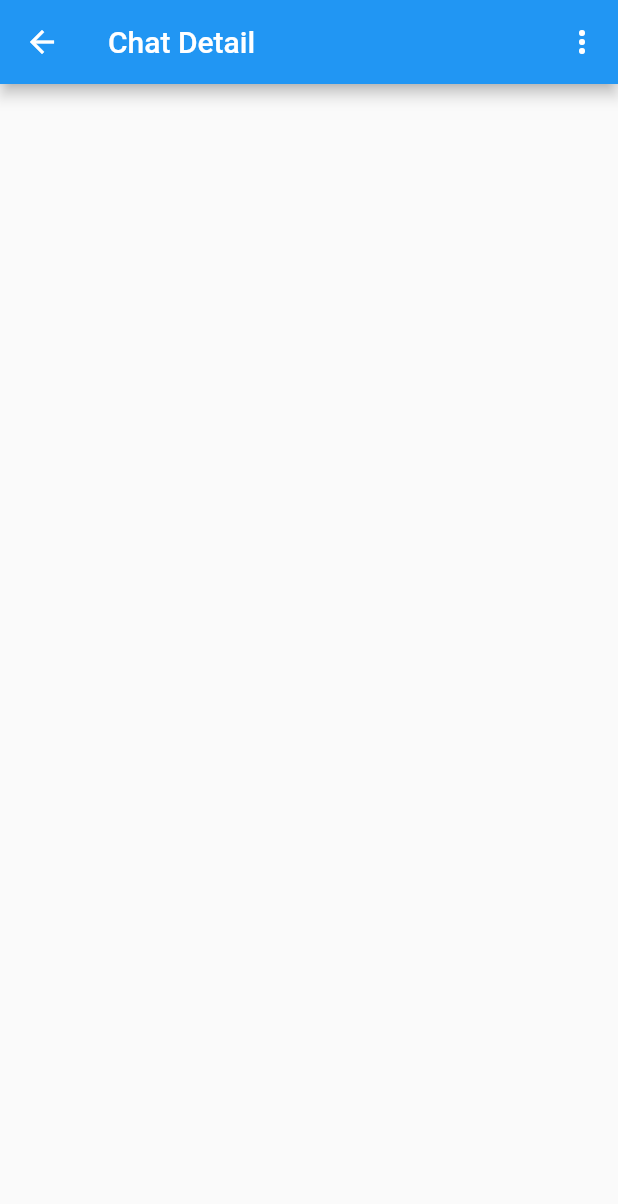
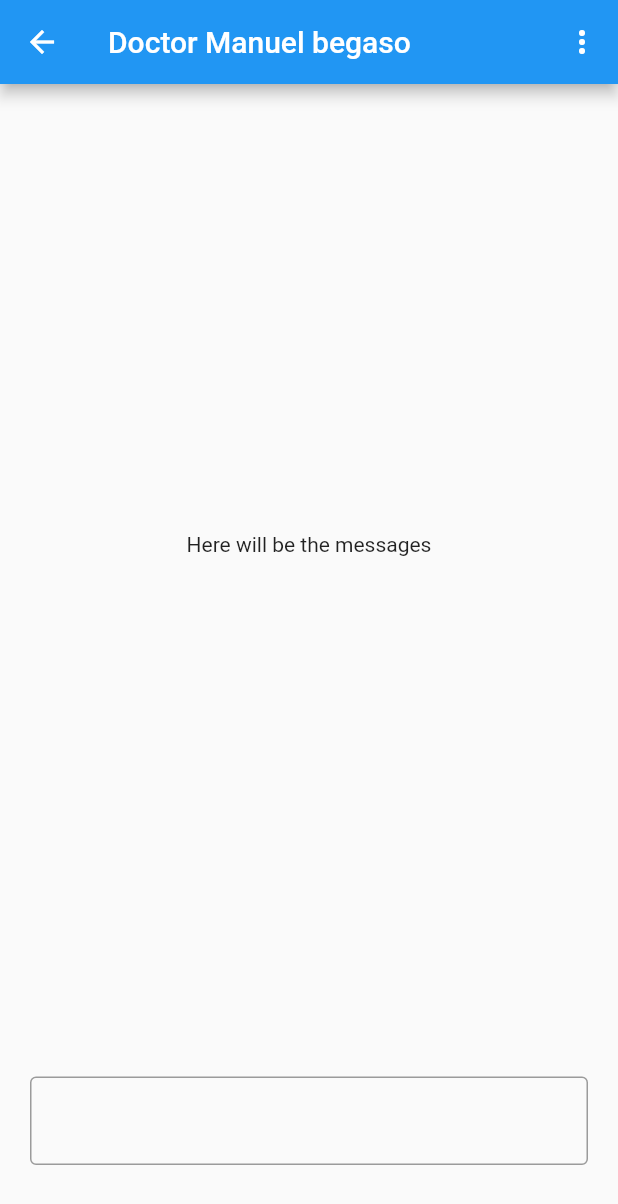
Before and after one commit to AsclepioApp/asclepio_paciente, a Flutter app: the ChatDetail screen opened by its route, after a tap on the "more vert" icon, on a phone screen of 412 x 824 dp. Shown: the top 1204 px of the screen. Run offline on Flutter 3.47's test engine with Material 2 defaults, Android fonts, the phone set to English and light mode, and no system bars.

Commit message:
chat directory init page

```diff
--- a/lib/pages/chatDetail.dart
+++ b/lib/pages/chatDetail.dart
@@ -2,25 +2,63 @@ import 'package:flutter/cupertino.dart';
 import 'package:flutter/material.dart';
 
 class ChatDetail extends StatelessWidget {
-
-  static const routeName ="/chat-detail";
+  static const routeName = "/chat-detail";
 
   @override
   Widget build(BuildContext context) {
-    // TODO: implement build
     return Scaffold(
       appBar: AppBar(
-        title: Text("Chat Detail"),
+        title: Text("Doctor Manuel begaso"),
         actions: <Widget>[
-           IconButton(icon:Icon(Icons.more_vert),onPressed: (){
-             print("mierda");
-           },)
+          IconButton(
+            icon: Icon(Icons.more_vert),
+            onPressed: () {
+            },
+          )
         ],
       ),
       body: Container(
-        child: Column(children: <Widget>[
-
-        ],),
+        // color: Colors.red,
+        child: Column(
+          mainAxisAlignment: MainAxisAlignment.end,
+          children: <Widget>[
+            Expanded(
+              flex: 4,
+              child: Container(
+                child: Center(
+                  child: Text("Here will be the messages"),
+                ),
+              ),
+            ),
+            Expanded(
+              flex: 1,
+              child: Row(
+                children: <Widget>[
+                  // IconButton(
+                  //   onPressed: () {
+                  //     print("object");
+                  //   },
+                  //   icon: Icon(Icons.add),
+                  //   // padding: EdgeInsets.all(5),
+                  // ),
+                  Expanded(
+                    flex: 1,
+                    child: Container(
+                      // width: 200,
+                      child: Padding(
+                        padding: EdgeInsets.all(20.0),
+                        child: TextField(
+                          decoration:
+                              InputDecoration(border: OutlineInputBorder()),
+                        ),
+                      ),
+                    ),
+                  )
+                ],
+              ),
+            ),
+          ],
+        ),
       ),
     );
   }
```
